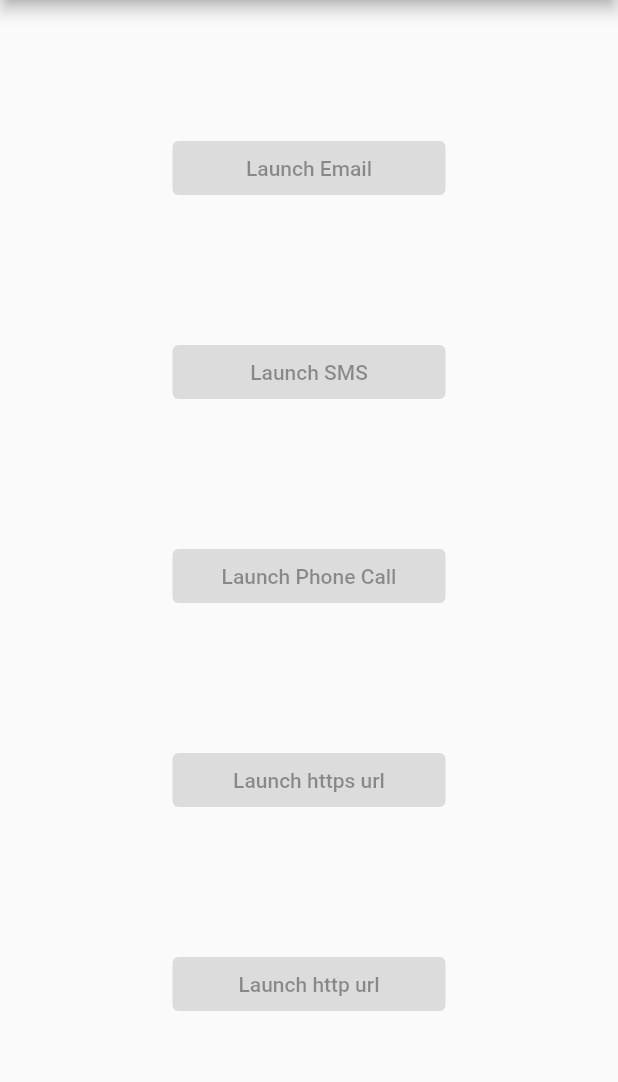
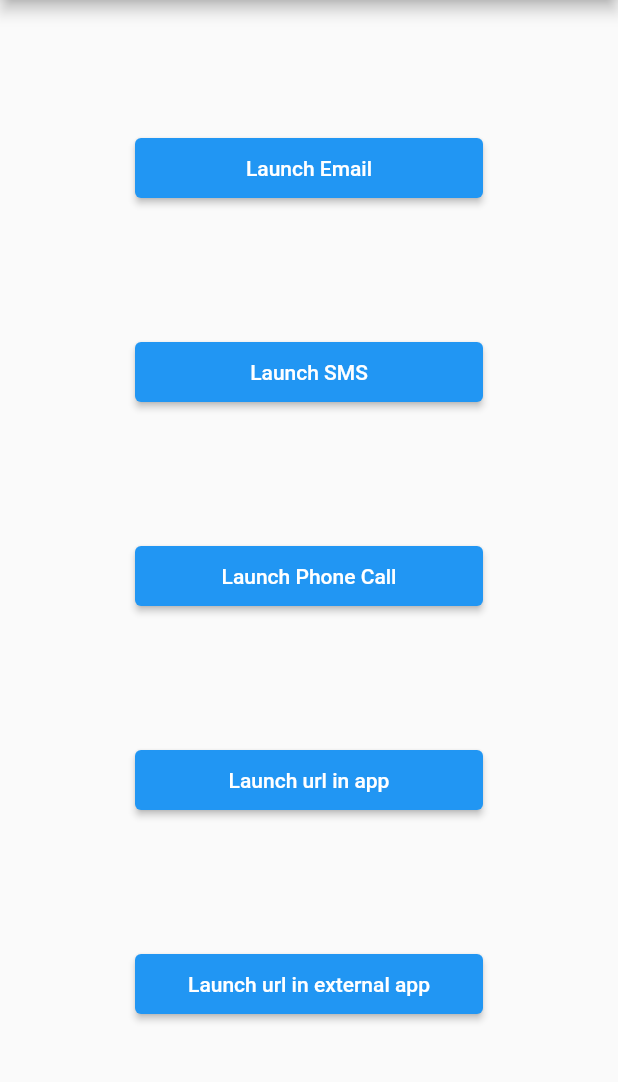
Before and after one commit to fildogan/url_launcher_example, a Flutter app: the screen it shows after launch, on a phone screen of 412 x 824 dp, the part 84-1166 px from its top. Run offline on Flutter 3.47's test engine with Material 2 defaults, Android fonts, the phone set to English and light mode, and no system bars.

Commit message:
Add functionality to UI

```diff
--- a/lib/home_page.dart
+++ b/lib/home_page.dart
@@ -1,4 +1,6 @@
 import 'package:flutter/material.dart';
+import 'package:url_launcher_example/url_launches.dart';
+import 'package:url_launcher_example/url_links.dart';
 
 class HomePage extends StatelessWidget {
   const HomePage({
@@ -14,23 +16,29 @@ class HomePage extends StatelessWidget {
       body: Center(
         child: Column(
           mainAxisAlignment: MainAxisAlignment.spaceEvenly,
-            children: const [
+          children: [
             UrlLauncherButton(
               text: 'Launch Email',
+              onPressed: () => launchEmail(),
             ),
             UrlLauncherButton(
               text: 'Launch SMS',
+              onPressed: () => launchSMS(phoneNumber: myPhoneNumber),
             ),
             UrlLauncherButton(
               text: 'Launch Phone Call',
+              onPressed: () => launchCall(phoneNumber: myPhoneNumber),
             ),
             UrlLauncherButton(
-                text: 'Launch https url',
+              text: 'Launch url in app',
+              onPressed: () => launchUrlSite(url: httpsLink),
             ),
             UrlLauncherButton(
-                text: 'Launch http url',
+              text: 'Launch url in external app',
+              onPressed: () => launchUrlSiteBrowser(url: httpsLink),
             ),
-            ]),
+          ],
+        ),
       ),
     );
   }
@@ -46,7 +54,7 @@ class UrlLauncherButton extends StatelessWidget {
   Widget build(BuildContext context) {
     return ElevatedButton(
       onPressed: onPressed,
-      child: SizedBox(width: 150, child: Center(child: Text(text))),
+      child: SizedBox(width: 200, height: 40, child: Center(child: Text(text))),
     );
   }
 }
```
Lines whose indentation alone changed are shown as unchanged.
